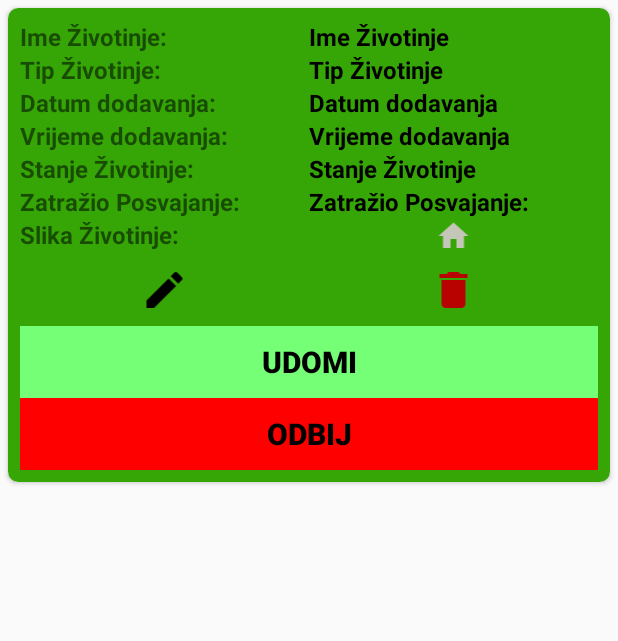
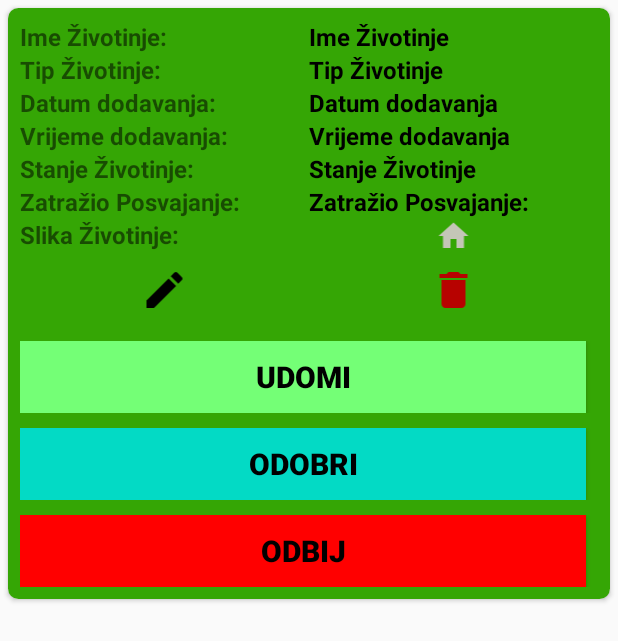
Before and after one commit to Xerokee/PIS_Azil, an Android app: the layout my_animal_item.xml on its own in the app's theme, with its tools: preview values and no code run, on a phone screen of 412 x 824 dp. Shown: the top 641 px of the screen. Run offline under Robolectric (Android 15) with nearby library versions, the phone set to English and light mode, and no system bars; Roboto replaces fonts that are not available here.

Commit message:
Approve button for animals

```diff
--- a/app/src/main/res/layout/activity_detailed.xml
+++ b/app/src/main/res/layout/activity_detailed.xml
@@ -111,7 +111,7 @@
         android:layout_width="250dp"
         android:layout_height="wrap_content"
         android:background="@drawable/btn_bg_detailed"
-        android:text="Dodaj za Udomljavanje"
+        android:text="Udomi"
         android:textColor="@color/black"
         android:textStyle="bold"
         app:layout_constraintBottom_toBottomOf="parent"
--- a/app/src/main/res/layout/my_animal_item.xml
+++ b/app/src/main/res/layout/my_animal_item.xml
@@ -253,39 +253,55 @@
         <LinearLayout
             android:layout_width="match_parent"
             android:layout_height="wrap_content"
-            android:orientation="horizontal">
+            android:orientation="horizontal"
+            android:layout_marginTop="10dp">
 
             <Button
                 android:id="@+id/adoptButton"
                 android:layout_width="match_parent"
                 android:layout_height="wrap_content"
-                android:layout_gravity="center"
                 android:text="Udomi"
                 android:textColor="@color/black"
                 android:background="@color/green_500"
                 android:textStyle="bold"
                 android:textSize="20dp"
-                android:weightSum="2" />
-
+                android:layout_marginRight="8dp" />
         </LinearLayout>
 
         <LinearLayout
             android:layout_width="match_parent"
             android:layout_height="wrap_content"
-            android:orientation="horizontal">
+            android:orientation="horizontal"
+            android:layout_marginTop="10dp">
+
+            <Button
+                android:id="@+id/approveButton"
+                android:layout_width="match_parent"
+                android:layout_height="wrap_content"
+                android:text="Odobri"
+                android:textColor="@color/black"
+                android:background="@color/teal_200"
+                android:textStyle="bold"
+                android:textSize="20dp"
+                android:layout_marginRight="8dp" />
+        </LinearLayout>
+
+        <LinearLayout
+            android:layout_width="match_parent"
+            android:layout_height="wrap_content"
+            android:orientation="horizontal"
+            android:layout_marginTop="10dp">
 
             <Button
                 android:id="@+id/rejectButton"
                 android:layout_width="match_parent"
                 android:layout_height="wrap_content"
-                android:layout_gravity="center"
                 android:text="Odbij"
                 android:textColor="@color/black"
                 android:background="@color/red"
                 android:textStyle="bold"
                 android:textSize="20dp"
-                android:weightSum="2" />
-
+                android:layout_marginRight="8dp" />
         </LinearLayout>
     </LinearLayout>
 
```
Also changed, not shown: app/src/main/java/com/activity/pis_azil/activities/DetailedActivity.java (+8 -8 lines), app/src/main/java/com/activity/pis_azil/adapters/MyAdoptionAdapter.java (+95 -23 lines), app/src/main/java/com/activity/pis_azil/fragments/MyAnimalsFragment.java (+5 -6 lines), app/src/main/java/com/activity/pis_azil/models/AnimalModel.java (+9 -0 lines).
